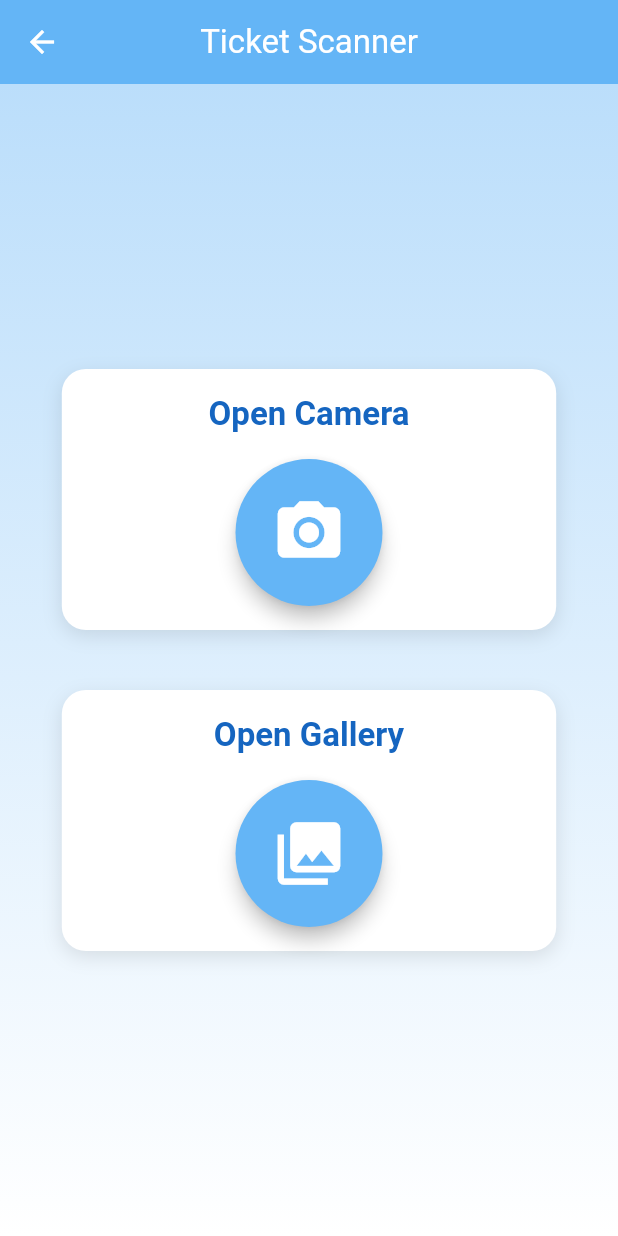
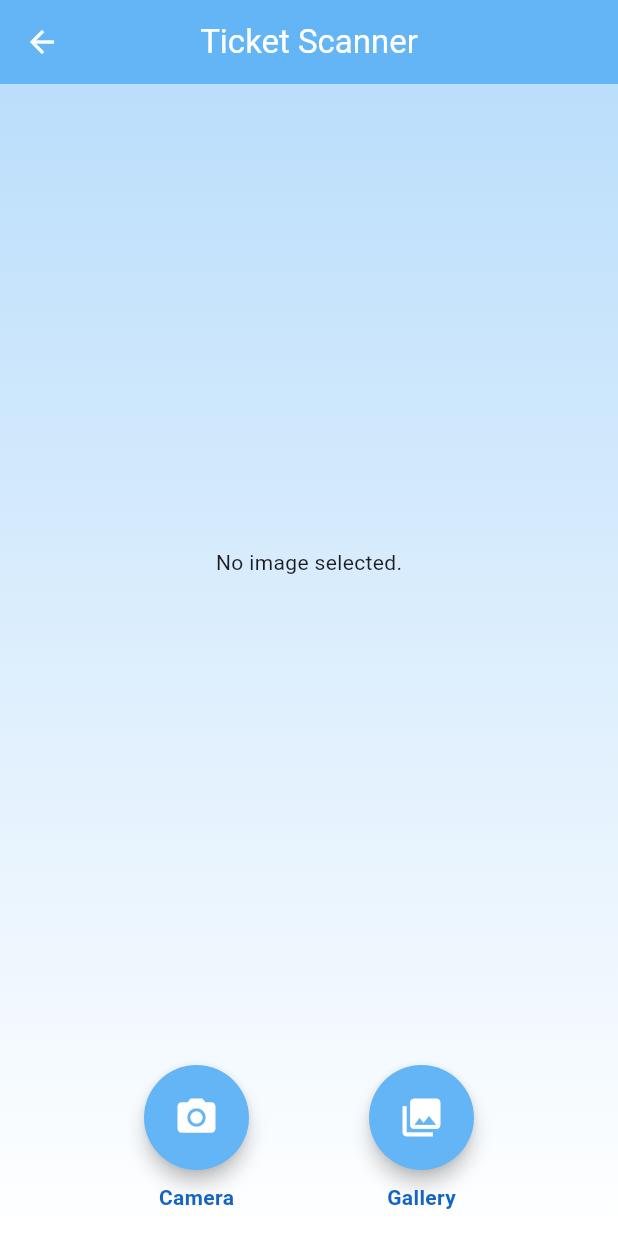
Before and after one commit to sumira/lottery-scanner-app, a Flutter app: the TicketScanner screen opened by its route, after a tap on the "camera alt" icon, on a phone screen of 412 x 824 dp. Run offline on Flutter 3.47's test engine with Material 3 defaults, Android fonts, the light colour scheme and no system bars; our stand-ins replace cloud_firestore, firebase_auth, firebase_core, image_picker; accounts and stored records are empty.

Commit message:
Added the image picker for both camera and gallery in the Scanner class and tested

```diff
--- a/lib/pages/scanner.dart
+++ b/lib/pages/scanner.dart
@@ -1,7 +1,27 @@
 import 'package:flutter/material.dart';
+import 'package:image_picker/image_picker.dart';
+import 'dart:io';
 
-class TicketScanner extends StatelessWidget {
+class TicketScanner extends StatefulWidget {
   const TicketScanner({Key? key}) : super(key: key);
+
+  @override
+  _TicketScannerState createState() => _TicketScannerState();
+}
+
+class _TicketScannerState extends State<TicketScanner> {
+  File? _image;
+
+  Future<void> _pickImage(ImageSource source) async {
+    final picker = ImagePicker();
+    final pickedFile = await picker.pickImage(source: source);
+
+    if (pickedFile != null) {
+      setState(() {
+        _image = File(pickedFile.path);
+      });
+    }
+  }
 
   @override
   Widget build(BuildContext context) {
@@ -20,31 +40,37 @@ class TicketScanner extends StatelessWidget {
             colors: [Colors.blue[100]!, Colors.white],
           ),
         ),
-        child: Center(
         child: Column(
-            mainAxisAlignment: MainAxisAlignment.center,
+          children: [
+            Expanded(
+              child: _image == null
+                  ? Center(child: Text('No image selected.'))
+                  : Padding(
+                      padding: const EdgeInsets.all(8.0),
+                      child: Image.file(_image!),
+                    ),
+            ),
+            Padding(
+              padding: const EdgeInsets.all(16.0),
+              child: Row(
+                mainAxisAlignment: MainAxisAlignment.spaceEvenly,
                 children: [
                   _buildScanOption(
                     context: context,
-                title: 'Open Camera',
+                    title: 'Camera',
                     icon: Icons.camera_alt,
-                onPressed: () {
-                  // TODO: Implement camera functionality
-                  print('Camera button pressed');
-                },
+                    onPressed: () => _pickImage(ImageSource.camera),
                   ),
-              const SizedBox(height: 40),
                   _buildScanOption(
                     context: context,
-                title: 'Open Gallery',
+                    title: 'Gallery',
                     icon: Icons.photo_library,
-                onPressed: () {
-                  // TODO: Implement gallery functionality
-                  print('Gallery button pressed');
-                },
+                    onPressed: () => _pickImage(ImageSource.gallery),
                   ),
                 ],
               ),
+            ),
+          ],
         ),
       ),
     );
@@ -56,46 +82,31 @@ class TicketScanner extends StatelessWidget {
     required IconData icon,
     required VoidCallback onPressed,
   }) {
-    return Container(
-      width: MediaQuery.of(context).size.width * 0.8,
-      padding: const EdgeInsets.symmetric(vertical: 16, horizontal: 24),
-      decoration: BoxDecoration(
-        color: Colors.white,
-        borderRadius: BorderRadius.circular(16),
-        boxShadow: [
-          BoxShadow(
-            color: Colors.black.withOpacity(0.1),
-            blurRadius: 10,
-            offset: const Offset(0, 4),
-          ),
-        ],
-      ),
-      child: Column(
+    return Column(
       children: [
-          Text(
-            title,
-            style: Theme.of(context).textTheme.titleLarge?.copyWith(
-                  color: Colors.blue[800],
-                  fontWeight: FontWeight.bold,
-                ),
-          ),
-          const SizedBox(height: 16),
         ElevatedButton(
           onPressed: onPressed,
           style: ElevatedButton.styleFrom(
             shape: const CircleBorder(),
-              padding: const EdgeInsets.all(24),
+            padding: const EdgeInsets.all(20),
             backgroundColor: Colors.blue[300],
             elevation: 5,
           ),
           child: Icon(
             icon,
-              size: 50,
+            size: 30,
             color: Colors.white,
           ),
         ),
+        const SizedBox(height: 8),
+        Text(
+          title,
+          style: TextStyle(
+            color: Colors.blue[800],
+            fontWeight: FontWeight.bold,
+          ),
+        ),
       ],
-      ),
     );
   }
 }
--- a/pubspec.yaml
+++ b/pubspec.yaml
@@ -38,6 +38,7 @@ dependencies:
   firebase_core: ^3.5.0
   firebase_auth: ^5.3.0
   cloud_firestore: ^5.4.2
+  image_picker: ^1.1.2
 
 dev_dependencies:
   flutter_test:
```
Also changed, not shown: pubspec.lock, 5 other files. Lines whose indentation alone changed are shown as unchanged.
